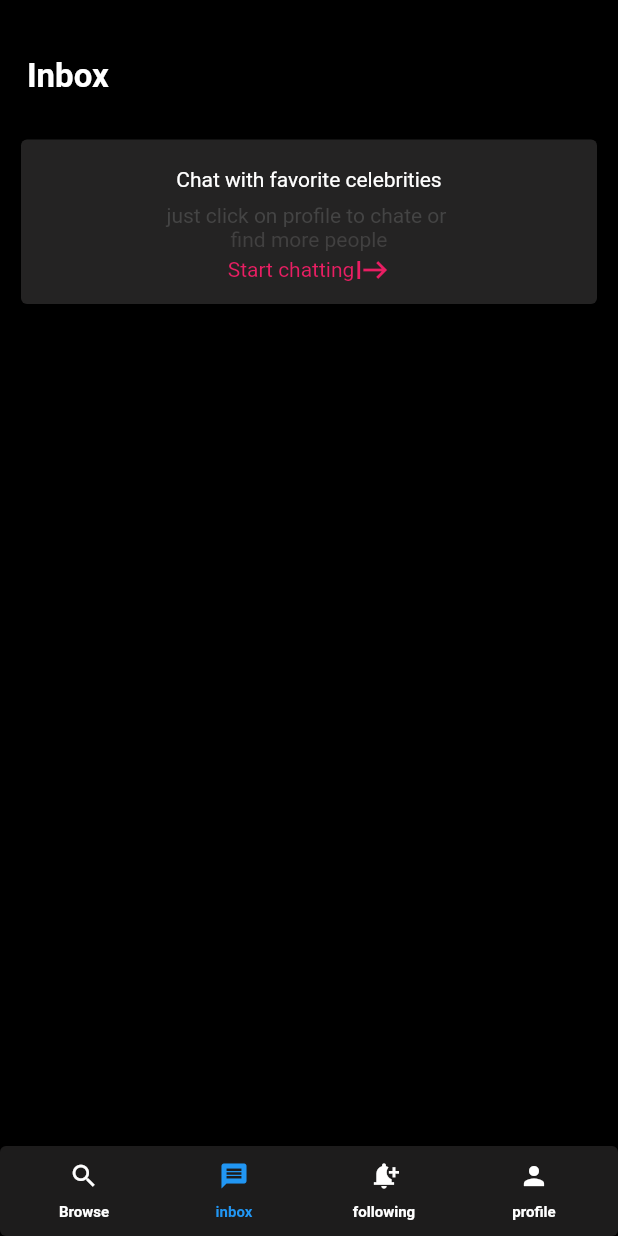
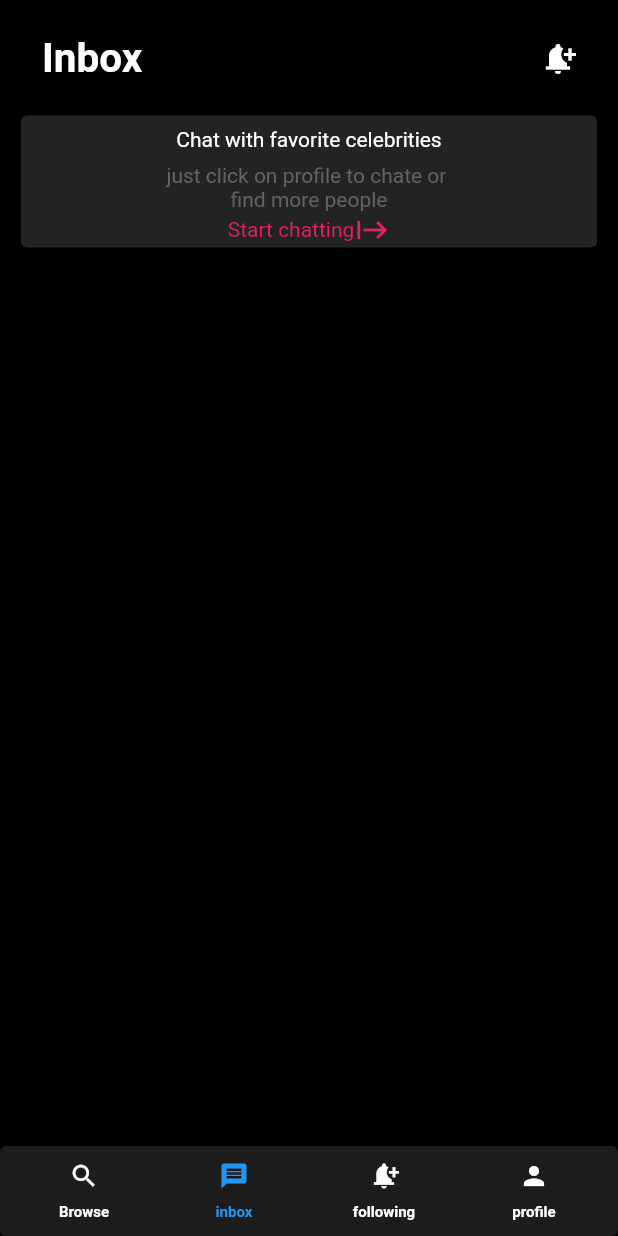
Before and after one commit to Betrandc/FanSocial, a Flutter app: the UserDashboard screen opened directly, item 2 of the bottom bar chosen, on a phone screen of 412 x 824 dp. Run offline on Flutter 3.47's test engine with Material 2 defaults, Android fonts, the phone set to English and light mode, and no system bars; our stand-ins replace video_player.

Commit message:
first updated version of FacSocial

```diff
--- a/lib/Screens/ChatPage.dart
+++ b/lib/Screens/ChatPage.dart
@@ -11,19 +11,36 @@ class Inbox extends StatelessWidget {
       backgroundColor:Colors.black,
       body: Container(
         margin: EdgeInsets.symmetric(horizontal: 10,vertical: 5),
-      height:deviceheight/7 ,
+      height:deviceheight ,
       // width: devicewidth,
-      child: Card(
+      child: Column(
+         mainAxisAlignment: MainAxisAlignment.start,
+        children: [
+                 Padding(
+                  padding: const EdgeInsets.all(18.0),
+                  child: SizedBox(
+                    child: Row(
+                      mainAxisAlignment: MainAxisAlignment.spaceBetween,
+                      children:const [
+                        Text("Inbox",style: TextStyle(fontWeight: FontWeight.bold,color: Colors.white,fontSize: 27),),
+                        Icon(Icons.notification_add,color: Colors.white,),
+                      ],
+                    ),
+                  ),
+                ),
+
+
+            Card(
                color: Color.fromARGB(255, 36, 35, 35),
               child: Column(
                   mainAxisAlignment: MainAxisAlignment.center,
                 children: [
-           Padding(
-             padding: const EdgeInsets.all(8.0),
-             child: const Text("Chat with favorite celebrities",style: TextStyle(     color: Colors.white, ),),
+                    const Padding(
+                       padding:  EdgeInsets.all(8.0),
+                       child:  Text("Chat with favorite celebrities",style: TextStyle(     color: Colors.white, ),),
                      ),
-          const  Text("just click on profile to chate or ",style: TextStyle(     color: Color.fromARGB(255, 68, 68, 68), ),),
-           const Text("find more people",style: TextStyle(     color: Color.fromARGB(255, 65, 64, 64), ),),
+                    const  Text("just click on profile to chate or ",style: TextStyle( color: Color.fromARGB(255, 100, 99, 99), ),),
+                     const Text("find more people",style: TextStyle(     color: Color.fromARGB(255, 100, 99, 99), ),),
                       InkWell(
               onTap: (){},
               child: Row(
@@ -36,6 +53,8 @@ class Inbox extends StatelessWidget {
                       )
                 ],
               ),
+            )
+        ],
       ),
     ),);
   }
--- a/lib/Screens/Dashboard.dart
+++ b/lib/Screens/Dashboard.dart
@@ -4,6 +4,7 @@ import 'package:flutter/material.dart';
 import 'package:untitled/Screens/ChatPage.dart';
 import 'package:untitled/Screens/Following.dart';
 import 'package:untitled/Screens/ItemsPage.dart';
+import 'package:untitled/Screens/Profile.dart';
 
 import './Bottomnavigator.dart';
 
@@ -16,16 +17,16 @@ class UserDashboard extends StatelessWidget {
 ItemsList(),
 Inbox(),
 Following(),
-Following(),
+Profile()
 
   ];
-  List pageTitle = const ["Browse", "Inbox", "Following","Profile"];
+  // List pageTitle = const ["Browse", "Inbox", "Following","Profile"];
 
   final ValueNotifier<int> pageindex = ValueNotifier(0);
   final ValueNotifier<String> titlepage = ValueNotifier("Browse");
 
   void pagenameHandler(index) {
-    titlepage.value = pageTitle[index];
+    // titlepage.value = pageTitle[index];
     pageindex.value = index;
   }
 
@@ -50,17 +51,7 @@ Following(),
                     mainAxisAlignment: MainAxisAlignment.start,
             children: [
 
-               ValueListenableBuilder(
-                  valueListenable: titlepage,
-                  builder: (BuildContext context, String value, _) {
-                    return Padding(
-                     padding: const EdgeInsets.only(left:18.0,top: 38.0,bottom: 20.0),
-                      child: Text(
-                        value,
-                       style: TextStyle(color: Colors.white,fontWeight: FontWeight.bold,fontSize: 22),
-                      ),
-                    );
-                  }),
+
               SizedBox(
                  height: deviceheight-(deviceheight/4),
           width: devicewidth,
```
Also changed, not shown: lib/Screens/Following.dart (+26 -5 lines), lib/Screens/ItemsPage.dart (+19 -9 lines), lib/main.dart (+6 -3 lines). Lines whose indentation alone changed are shown as unchanged.
